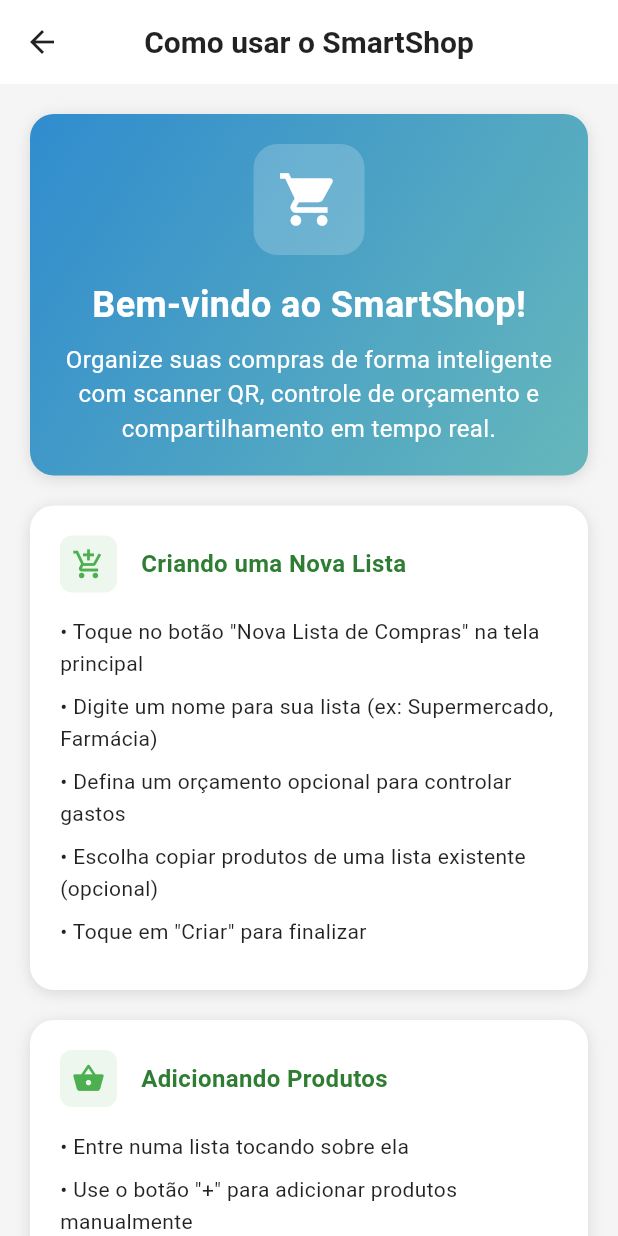
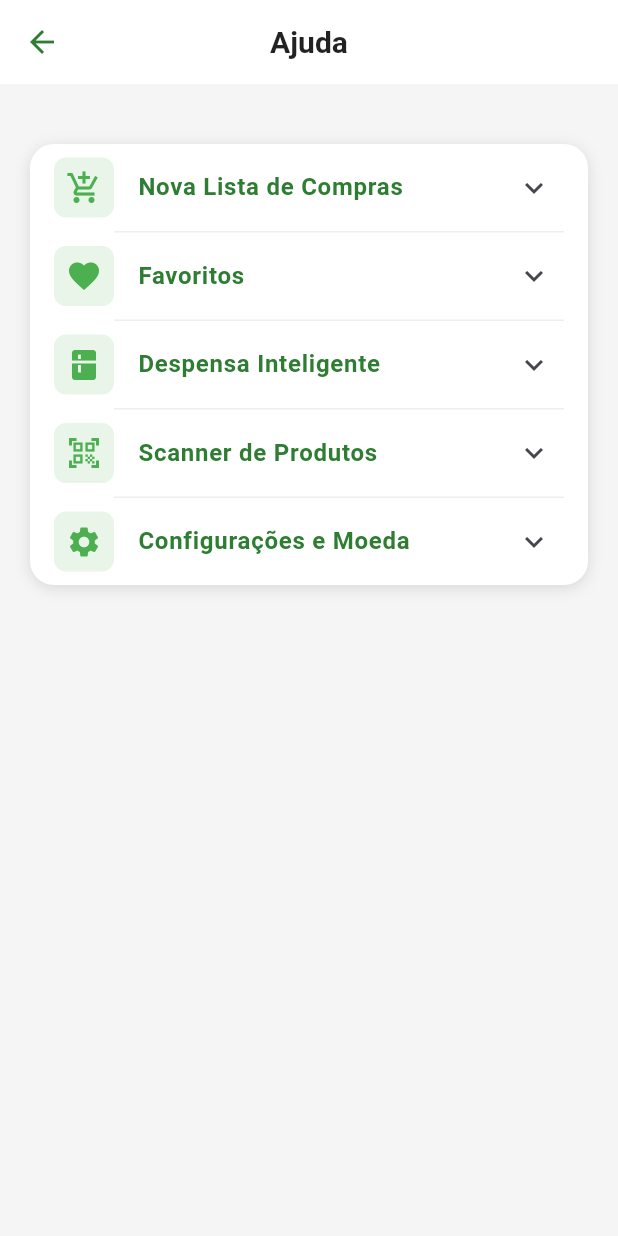
Before and after one commit to GrecoLucas/App, a Flutter app: the HelpScreen screen opened directly, on a phone screen of 412 x 824 dp. Run offline on Flutter 3.47's test engine with Material 3 defaults, Android fonts, the phone set to English and light mode, and no system bars; our stand-ins replace google_fonts, shared_preferences; missing offline and left inert: mobile_scanner; accounts and stored records are empty; network calls fail.

Commit message:
feat: Introduce quick add favorites dialog, favorite items screen, help screen, and shopping list detail screen.

```diff
--- a/firstly/lib/screens/help_screen.dart
+++ b/firstly/lib/screens/help_screen.dart
@@ -10,121 +10,71 @@
       backgroundColor: AppTheme.softGrey,
       appBar: AppBar(
         title: const Text(
-          'Como usar o SmartShop',
+          'Ajuda',
           style: AppStyles.headingMedium,
         ),
         backgroundColor: Colors.white,
         elevation: 0,
-        shadowColor: Colors.black12,
-        surfaceTintColor: Colors.transparent,
         leading: IconButton(
-          icon: const Icon(Icons.arrow_back),
+          icon: const Icon(Icons.arrow_back, color: AppTheme.darkGreen),
           onPressed: () => Navigator.pop(context),
         ),
       ),
       body: SingleChildScrollView(
         padding: const EdgeInsets.all(AppConstants.paddingLarge),
         child: Column(
-          crossAxisAlignment: CrossAxisAlignment.start,
           children: [
-            // Introdução
-            _buildWelcomeCard(),
             const SizedBox(height: AppConstants.paddingLarge),
 
-            // Seções de ajuda
-            _buildHelpSection(
+            // Seções Expansíveis
+            _buildExpansionGroup([
+              _buildExpansionTile(
                 icon: Icons.add_shopping_cart,
-              title: 'Criando uma Nova Lista',
-              content: [
-                '• Toque no botão "Nova Lista de Compras" na tela principal',
-                '• Digite um nome para sua lista (ex: Supermercado, Farmácia)',
-                '• Defina um orçamento opcional para controlar gastos',
-                '• Escolha copiar produtos de uma lista existente (opcional)',
-                '• Toque em "Criar" para finalizar',
+                title: 'Nova Lista de Compras',
+                children: [
+                   _buildHelpStep('Toque em "Nova Lista" na tela inicial'),
+                   _buildHelpStep('Dê um nome e defina um orçamento (opcional)'),
+                   _buildHelpStep('Use o botão "+" para adicionar itens manualmente'),
+                   _buildHelpStep('Marque itens como favoritos para reuso rápido'),
                 ],
               ),
-
-            _buildHelpSection(
-              icon: Icons.shopping_basket,
-              title: 'Adicionando Produtos',
-              content: [
-                '• Entre numa lista tocando sobre ela',
-                '• Use o botão "+" para adicionar produtos manualmente',
-                '• Use o scanner QR para adicionar produtos automaticamente',
-                '• Digite nome, quantidade e preço de cada produto',
-                '• Marque produtos como favoritos para reutilizar',
+              _buildExpansionTile(
+                icon: Icons.favorite,
+                title: 'Favoritos',
+                children: [
+                  _buildHelpStep('Acesse pela tela inicial em "Favoritos"'),
+                  _buildHelpStep('Adicione itens aos favoritos para reuso rápido'),
+                  _buildHelpStep('Use a busca para verificar seus favoritos'),
                 ],
               ),
-
-            _buildHelpSection(
-              icon: Icons.qr_code_scanner,
-              title: 'Scanner QR',
-              content: [
-                '• Toque no ícone de scanner na lista de produtos',
-                '• Aponte a câmera para o código de barras do produto',
-                '• O app tentará identificar o produto automaticamente',
-                '• Confirme ou edite as informações se necessário',
-                '• O produto será adicionado à sua lista',
+              _buildExpansionTile(
+                icon: Icons.kitchen,
+                title: 'Despensa Inteligente',
+                children: [
+                  _buildHelpStep('Acesse pela tela inicial em "Despensa"'),
+                  _buildHelpStep('Adicione itens que você já tem em casa'),
+                  _buildHelpStep('Defina "Consumo Automático" para que o app reduza a quantidade sozinho (ex: 1 litro de leite a cada 3 dias)'),
+                  _buildHelpStep('Use a busca para verificar seu estoque antes de sair'),
                 ],
               ),
-
-            _buildHelpSection(
-              icon: Icons.share,
-              title: 'Compartilhando Listas',
-              content: [
-                '• Entre numa lista e toque no ícone de compartilhar',
-                '• Escolha "Gerar Código" para criar um código de acesso',
-                '• Compartilhe o código com familiares ou amigos',
-                '• Eles podem usar "Entrar em Lista" para acessar',
-                '• Todos podem editar/adicionar produtos em tempo real',
+               _buildExpansionTile(
+                icon: Icons.qr_code_scanner,
+                title: 'Scanner de Produtos',
+                children: [
+                  _buildHelpStep('Use o scanner para adicionar itens rapidamente'),
+                  _buildHelpStep('Confirme os dados do produto identificado'),
                 ],
               ),
-
-            _buildHelpSection(
-              icon: Icons.favorite,
-              title: 'Produtos Favoritos',
-              content: [
-                '• Toque no botão "Favoritos" na tela principal',
-                '• Veja todos os produtos marcados como favoritos',
-                '• Edite ou remova favoritos quando necessário',
+              _buildExpansionTile(
+                icon: Icons.settings,
+                title: 'Configurações e Moeda',
+                children: [
+                  _buildHelpStep('Acesse Configurações pelo ícone de engrenagem'),
+                  _buildHelpStep('Altere a moeda padrão (Reais, Dólares, Euros)'),
+                  _buildHelpStep('Gerencie seus itens salvos e favoritos'),
                 ],
               ),
-
-            _buildHelpSection(
-              icon: Icons.account_balance_wallet,
-              title: 'Controle de Orçamento',
-              content: [
-                '• Defina um orçamento ao criar uma lista',
-                '• O app mostra quanto você já gastou em tempo real',
-                '• Veja quanto ainda resta do seu orçamento',
-              ],
-            ),
-
-            _buildHelpSection(
-              icon: Icons.sort,
-              title: 'Organizando Listas',
-              content: [
-                '• Use o ícone de ordenação para organizar suas listas no canto superior esquerdo',
-                '• Ordene por nome, data, valor total ou número de itens',
-                '• Copie listas existentes para economizar tempo',
-                '• Marque produtos como concluídos durante as compras',
-                '• Exclua ou saia de listas quando não precisar mais',
-              ],
-            ),
-
-            _buildHelpSection(
-              icon: Icons.settings,
-              title: 'Configurações',
-              content: [
-                '• Toque no ícone de configurações para personalizar o app',
-                '• Altere a moeda padrão (Euro, Real, Dólar, etc.)',
-                '• Remova produtos scaneados e favoritos',
-              ],
-            ),
-
-            // Dicas importantes
-            const SizedBox(height: AppConstants.paddingLarge),
-            _buildTipsCard(),
+            ]),
 
             const SizedBox(height: AppConstants.paddingXLarge),
           ],
@@ -133,151 +83,73 @@
     );
   }
 
-  Widget _buildWelcomeCard() {
+  Widget _buildExpansionGroup(List<Widget> children) {
     return Container(
-      width: double.infinity,
-      padding: const EdgeInsets.all(AppConstants.paddingLarge),
-      decoration: BoxDecoration(
-        gradient: AppTheme.primaryGradient,
-        borderRadius: BorderRadius.circular(AppConstants.radiusLarge),
-        boxShadow: const [AppStyles.softShadow],
-      ),
-      child: Column(
-        children: [
-          Container(
-            padding: const EdgeInsets.all(AppConstants.paddingMedium),
-            decoration: BoxDecoration(
-              color: Colors.white.withOpacity(0.2),
-              borderRadius: BorderRadius.circular(AppConstants.radiusLarge),
-            ),
-            child: const Icon(
-              Icons.shopping_cart,
-              color: Colors.white,
-              size: AppConstants.iconXLarge,
-            ),
-          ),
-          const SizedBox(height: AppConstants.paddingMedium),
-          const Text(
-            'Bem-vindo ao SmartShop!',
-            style: TextStyle(
-              fontSize: 24,
-              fontWeight: FontWeight.bold,
-              color: Colors.white,
-            ),
-          ),
-          const SizedBox(height: AppConstants.paddingSmall),
-          const Text(
-            'Organize suas compras de forma inteligente com scanner QR, controle de orçamento e compartilhamento em tempo real.',
-            style: TextStyle(
-              fontSize: 16,
-              color: Colors.white,
-            ),
-            textAlign: TextAlign.center,
-          ),
-        ],
-      ),
-    );
-  }
-
-  Widget _buildHelpSection({
-    required IconData icon,
-    required String title,
-    required List<String> content,
-  }) {
-    return Container(
-      margin: const EdgeInsets.only(bottom: AppConstants.paddingLarge),
       decoration: BoxDecoration(
         color: Colors.white,
         borderRadius: BorderRadius.circular(AppConstants.radiusLarge),
         boxShadow: const [AppStyles.softShadow],
       ),
-      child: Padding(
-        padding: const EdgeInsets.all(AppConstants.paddingLarge),
       child: Column(
-          crossAxisAlignment: CrossAxisAlignment.start,
+        children: children.map((widget) {
+          final isLast = widget == children.last;
+          return Column(
             children: [
-            Row(
-              children: [
-                Container(
-                  padding: const EdgeInsets.all(AppConstants.paddingSmall),
-                  decoration: BoxDecoration(
-                    color: AppTheme.primaryGreen.withOpacity(0.1),
-                    borderRadius: BorderRadius.circular(AppConstants.radiusSmall),
-                  ),
-                  child: Icon(
-                    icon,
-                    color: AppTheme.primaryGreen,
-                    size: AppConstants.iconMedium,
-                  ),
-                ),
-                const SizedBox(width: AppConstants.paddingMedium),
-                Expanded(
-                  child: Text(
-                    title,
-                    style: AppStyles.bodyLarge.copyWith(
-                      fontWeight: FontWeight.bold,
-                      color: AppTheme.darkGreen,
-                    ),
-                  ),
-                ),
+              widget,
+              if (!isLast)
+                Divider(height: 1, indent: 56, endIndent: 16, color: Colors.grey[200]),
             ],
-            ),
-            const SizedBox(height: AppConstants.paddingMedium),
-            ...content.map((item) => Padding(
-              padding: const EdgeInsets.only(bottom: AppConstants.paddingSmall),
-              child: Text(
-                item,
-                style: AppStyles.bodyMedium.copyWith(
-                  height: 1.5,
-                ),
-              ),
-            )),
-          ],
-        ),
+          );
+        }).toList(),
       ),
     );
   }
 
-  Widget _buildTipsCard() {
-    return Container(
-      width: double.infinity,
-      padding: const EdgeInsets.all(AppConstants.paddingLarge),
+  Widget _buildExpansionTile({
+    required IconData icon,
+    required String title,
+    required List<Widget> children
+  }) {
+    return Theme(
+      data: ThemeData(dividerColor: Colors.transparent),
+      child: ExpansionTile(
+        leading: Container(
+          padding: const EdgeInsets.all(8),
           decoration: BoxDecoration(
             color: AppTheme.lightGreen,
-        borderRadius: BorderRadius.circular(AppConstants.radiusLarge),
-        border: Border.all(
-          color: AppTheme.primaryGreen.withOpacity(0.3),
-          width: 1,
+            borderRadius: BorderRadius.circular(8),
           ),
+          child: Icon(icon, color: AppTheme.primaryGreen),
         ),
-      child: Column(
-        crossAxisAlignment: CrossAxisAlignment.start,
-        children: [
-          Row(
-            children: [
-              Icon(
-                Icons.lightbulb_outline,
-                color: AppTheme.darkGreen,
-                size: AppConstants.iconMedium,
-              ),
-              const SizedBox(width: AppConstants.paddingSmall),
-              Text(
-                'Dicas Importantes',
-                style: AppStyles.bodyLarge.copyWith(
-                  fontWeight: FontWeight.bold,
+        title: Text(
+          title,
+          style: const TextStyle(
+            fontWeight: FontWeight.w600,
             color: AppTheme.darkGreen,
           ),
         ),
-            ],
+        childrenPadding: const EdgeInsets.fromLTRB(72, 0, 16, 16),
+        children: children,
       ),
-          const SizedBox(height: AppConstants.paddingMedium),
-          const Text(
-            '💡 Puxe para baixo na tela principal para atualizar suas listas\n\n'
-            '💡 Use favoritos para produtos que compra frequentemente\n\n'
-            '💡 Compartilhe listas com a família para compras colaborativas\n\n'
-            '💡 Defina orçamentos para controlar melhor seus gastos\n\n'
-            '💡 Use o scanner QR para adicionar produtos rapidamente',
-            style: AppStyles.bodyMedium,
+    );
+  }
+
+  Widget _buildHelpStep(String text) {
+    return Padding(
+      padding: const EdgeInsets.only(bottom: 8),
+      child: Row(
+        crossAxisAlignment: CrossAxisAlignment.start,
+        children: [
+          const Padding(
+            padding: EdgeInsets.only(top: 6),
+            child: Icon(Icons.circle, size: 6, color: AppTheme.primaryGreen),
+          ),
+          const SizedBox(width: 12),
+          Expanded(
+            child: Text(
+              text,
+              style: AppStyles.bodyMedium.copyWith(color: Colors.grey[700]),
+            ),
           ),
         ],
       ),
```
Also changed, not shown: firstly/lib/screens/favorite_items_screen.dart (+11 -1 lines), firstly/lib/screens/shopping_list_detail_screen.dart (+10 -3 lines), firstly/lib/widgets/favorite_items_dialog.dart (+9 -1 lines), firstly/lib/widgets/quick_add_favorites_dialog.dart (+156 -178 lines). Lines whose indentation alone changed are shown as unchanged.
